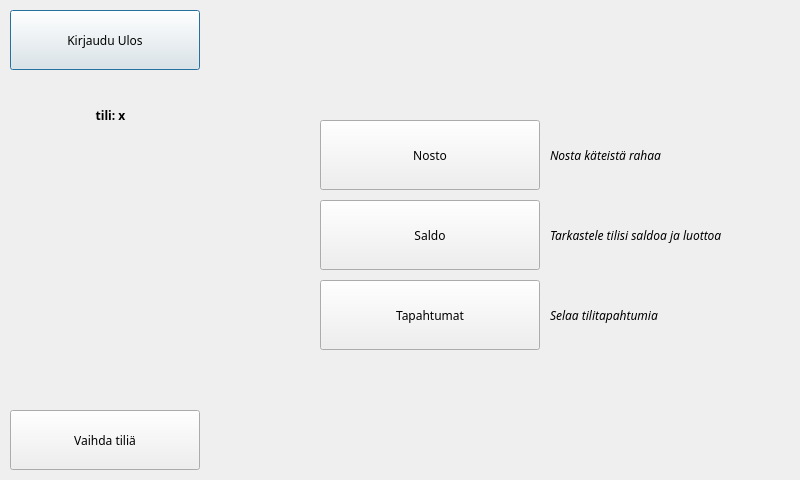
Qt form frontend/optionswindow.ui (slmksav/Qt6-ATM-app) before a commit.
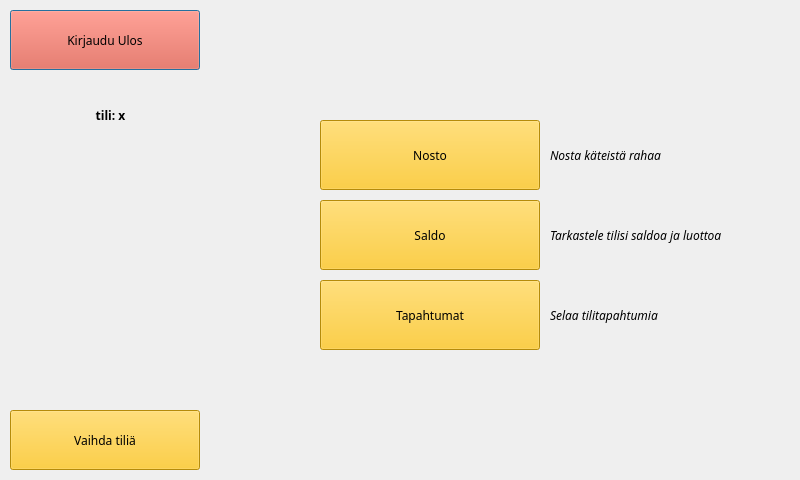
The same form after that commit. Icons and pictures are not drawn.

```diff
--- a/frontend/optionswindow.ui
+++ b/frontend/optionswindow.ui
@@ -42,6 +42,10 @@
      <family>Verdana Pro</family>
     </font>
    </property>
+   <property name="styleSheet">
+    <string notr="true">
+background-color: rgb(255, 71, 39);</string>
+   </property>
    <property name="text">
     <string>Kirjaudu Ulos</string>
    </property>
@@ -61,6 +65,9 @@
      <bold>false</bold>
     </font>
    </property>
+   <property name="styleSheet">
+    <string notr="true">background-color: rgb(254, 195, 14);</string>
+   </property>
    <property name="text">
     <string>Nosto</string>
    </property>
@@ -80,6 +87,9 @@
      <bold>false</bold>
     </font>
    </property>
+   <property name="styleSheet">
+    <string notr="true">background-color: rgb(254, 195, 14);</string>
+   </property>
    <property name="text">
     <string>Saldo</string>
    </property>
@@ -99,6 +109,9 @@
      <bold>false</bold>
     </font>
    </property>
+   <property name="styleSheet">
+    <string notr="true">background-color: rgb(254, 195, 14);</string>
+   </property>
    <property name="text">
     <string>Tapahtumat</string>
    </property>
@@ -117,6 +130,9 @@
      <family>Verdana Pro</family>
     </font>
    </property>
+   <property name="styleSheet">
+    <string notr="true">background-color: rgb(254, 195, 14);</string>
+   </property>
    <property name="text">
     <string>Vaihda tiliä</string>
    </property>
```
Left out of the diff: 8 changed lines with no effect on the pictures.
